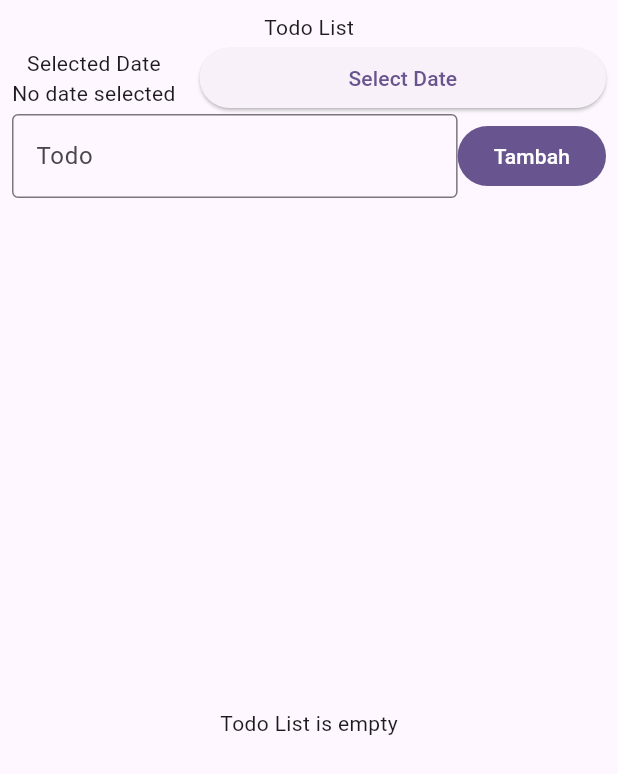
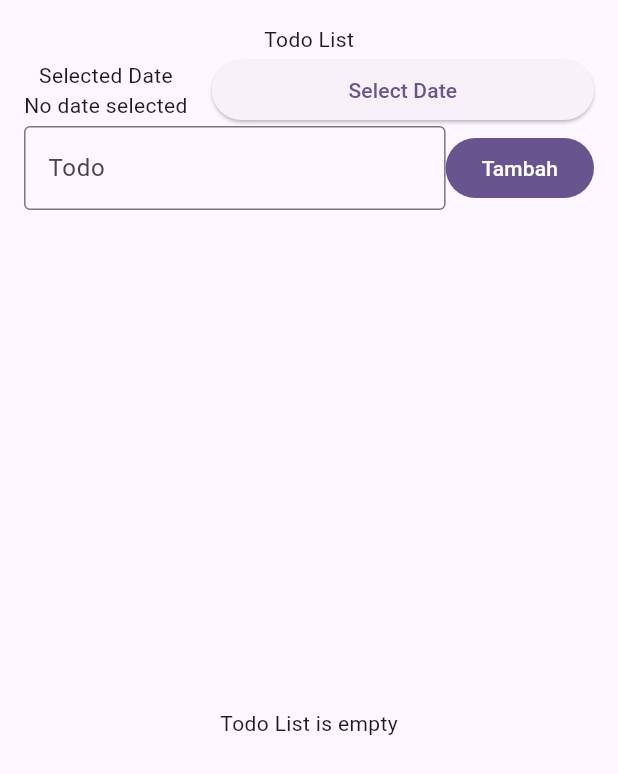
Before and after one commit to MusthafaLuthfi76/201_TodoBloc, a Flutter app: the TodoPage screen opened directly, on a phone screen of 412 x 824 dp. Shown: the top 774 px of the screen. Run offline on Flutter 3.47's test engine with Material 3 defaults, Android fonts, the phone set to English and light mode, and no system bars; our stand-ins replace bloc, flutter_bloc.

Commit message:
Memperbaiki ketidak sesuaian kode dengan gambar

```diff
--- a/lib/bloc/todo_state.dart
+++ b/lib/bloc/todo_state.dart
@@ -8,7 +8,7 @@ final class TodoLoading extends TodoState {}
 
 final class TodoLoaded extends TodoState {
   final List<Todo> todos;
-  final DateTime? selectedDate;
+  DateTime? selectedDate;
 
   TodoLoaded({required this.todos, required this.selectedDate});
 }
--- a/lib/presentation/todo_page.dart
+++ b/lib/presentation/todo_page.dart
@@ -12,7 +12,7 @@ class TodoPage extends StatelessWidget {
     return Scaffold(
       body: SafeArea(
         child: Padding(
-          padding: const EdgeInsets.all(8.0),
+          padding: EdgeInsets.all(16.0),
           child: Column(
             children: [
               Text("Todo List"),
@@ -134,9 +134,7 @@ class TodoPage extends StatelessWidget {
                                     SizedBox(height: 4.0),
                                     Text(
                                       '${todo.date.day}/${todo.date.month}/${todo.date.year}',
-                                                style: TextStyle(
-                                                    color: Colors.grey,
-                                                ),
+                                      style: TextStyle(color: Colors.grey),
                                     ),
                                     SizedBox(height: 4.0),
                                     Text(
@@ -144,7 +142,8 @@ class TodoPage extends StatelessWidget {
                                           ? 'Completed'
                                           : 'Not Completed',
                                       style: TextStyle(
-                                                    color: todo.isCompleted
+                                        color:
+                                            todo.isCompleted
                                                 ? Colors.green
                                                 : Colors.red,
                                       ),
@@ -153,7 +152,7 @@ class TodoPage extends StatelessWidget {
                                 ),
                                 Checkbox(
                                   value: todo.isCompleted,
-                                        onChanged: (value){
+                                  onChanged: (value) {
                                     context.read<TodoBloc>().add(
                                       TodoEventComplete(index: index),
                                     );
```
Lines whose indentation alone changed are shown as unchanged.
